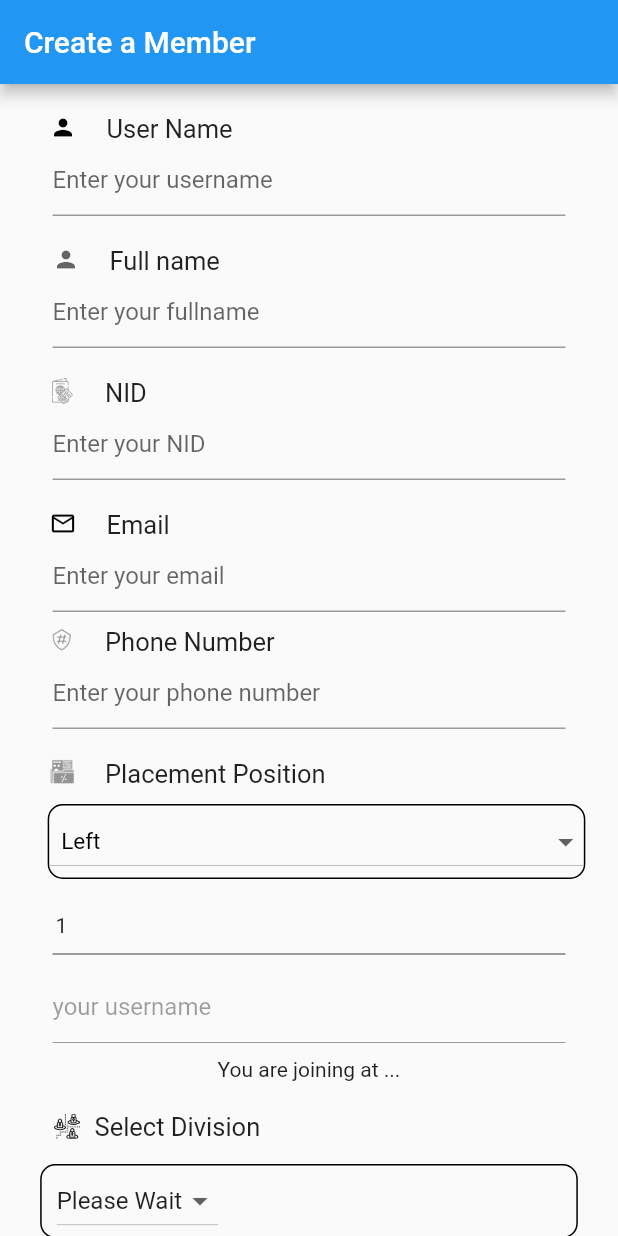
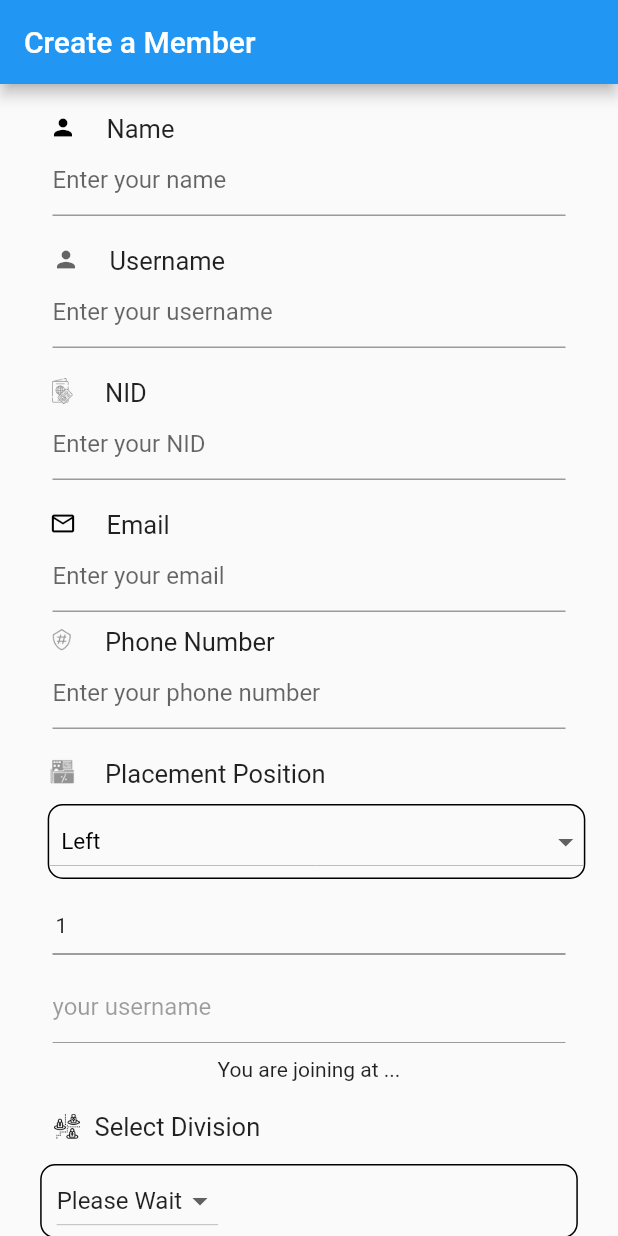
Before and after one commit to Mehedihasan177/havartye, a Flutter app: the AddMember screen opened directly, on a phone screen of 412 x 824 dp. Run offline on Flutter 3.47's test engine with Material 2 defaults, Android fonts, the phone set to English and light mode, and no system bars; our stand-ins replace bottom_navy_bar, flutter_easyloading, timeago, webview_flutter; missing offline and left inert: flutter_custom_tabs, flutter_inappwebview, flutter_webview_plugin; network calls fail.

Commit message:
havartye id is working and text error showing

```diff
--- a/lib/screen/add_member.dart
+++ b/lib/screen/add_member.dart
@@ -236,7 +236,7 @@ class _AddMemberState extends State<AddMember> {
                                   width: 20,
                                 ),
                                 Text(
-                                  "User Name",
+                                  "Name",
                                   style: TextStyle(fontSize: 17),
                                 ),
                               ],
@@ -251,7 +251,7 @@ class _AddMemberState extends State<AddMember> {
                               //scrollPadding: EdgeInsets.all(10),
                               decoration: InputDecoration(
                                 //contentPadding: EdgeInsets.all(20),
-                                hintText: "Enter your username",
+                                hintText: "Enter your name",
                               ),
                             ),
                           ),
@@ -279,7 +279,7 @@ class _AddMemberState extends State<AddMember> {
                                   width: 20,
                                 ),
                                 Text(
-                                  "Full name",
+                                  "Username",
                                   style: TextStyle(fontSize: 17),
                                 ),
                               ],
@@ -294,7 +294,7 @@ class _AddMemberState extends State<AddMember> {
                               //scrollPadding: EdgeInsets.all(10),
                               decoration: InputDecoration(
                                 //contentPadding: EdgeInsets.all(20),
-                                hintText: "Enter your fullname",
+                                hintText: "Enter your username",
                               ),
                             ),
                           ],
@@ -885,7 +885,18 @@ class _AddMemberState extends State<AddMember> {
 
                           } else {
                             AlertDialogueHelper().showAlertDialog(
-                                context, 'Warning', 'User name already exist');
+                                context, 'Warning',
+                                value.body
+                                    .replaceAll('"', ' ')
+                                    .replaceAll('{', ' ')
+                                    .replaceAll('}', ' ')
+                                    .replaceAll('[', ' ')
+                                    .replaceAll(']', ' ')
+
+                            );
+
+
+
                           }
                         });
                       },
--- a/lib/screen/home_page.dart
+++ b/lib/screen/home_page.dart
@@ -1371,7 +1371,7 @@ bool isVisible = true;
                       Text(
                         "\৳" + amount.toString(),
                         style: TextStyle(
-                            fontSize: 15,
+                            fontSize: 18,
                             fontWeight: FontWeight.bold,
                             color: Colors.white),
                       ),
```
